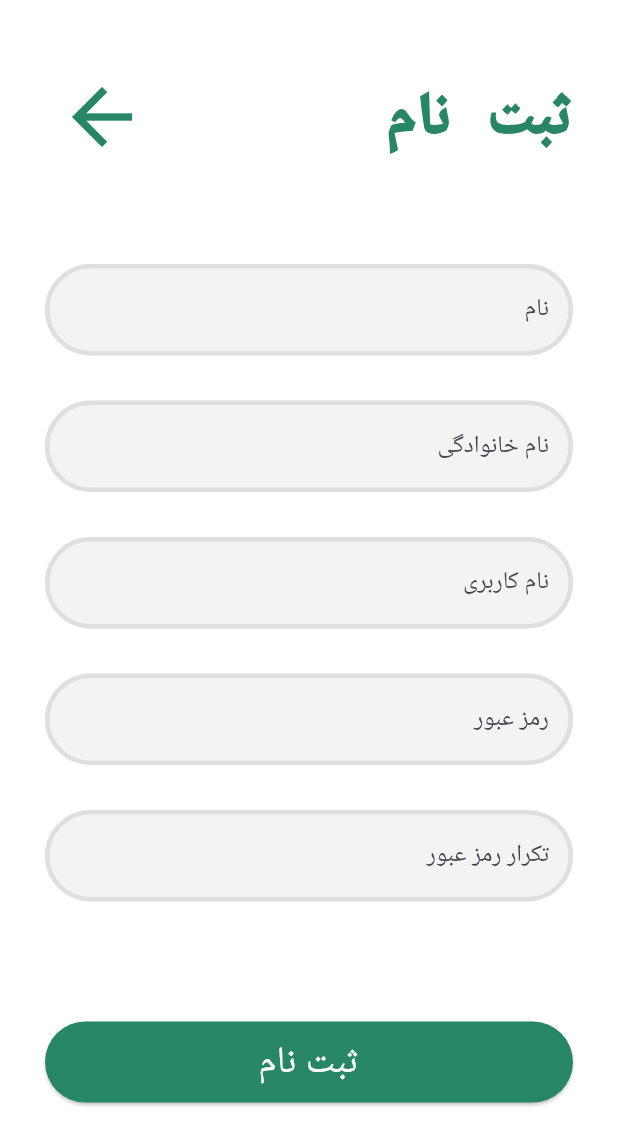
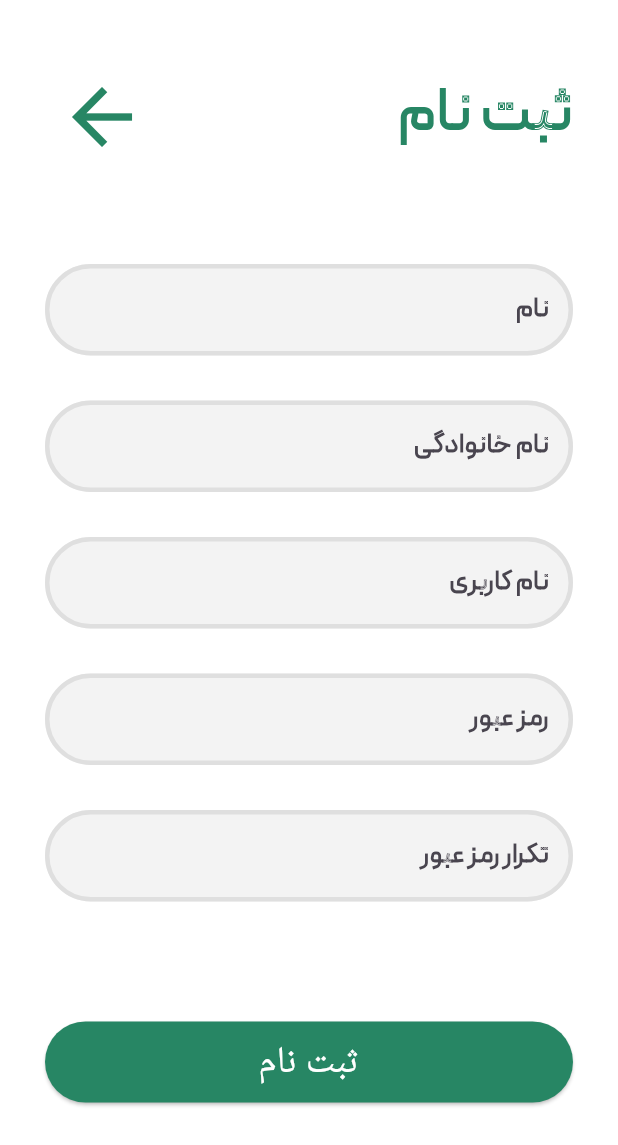
Before and after one commit to Flutter-1402-1403/aim-code, a Flutter app: the SignupPage screen opened by its route, on a phone screen of 412 x 824 dp. Shown: the top 1145 px of the screen. Run offline on Flutter 3.47's test engine with Material 3 defaults, Android fonts, the phone set to English and light mode, and no system bars; our stand-ins replace dio, get.

Commit message:
New fonts added and applied.

```diff
--- a/FrontEnd/madarkharj/lib/Pages/signup.dart
+++ b/FrontEnd/madarkharj/lib/Pages/signup.dart
@@ -47,6 +47,8 @@ class SignupPage extends StatelessWidget {
                         color: Color.fromARGB(255, 39, 134, 100),
                         decoration: TextDecoration.none,
                         fontSize: 40,
+                        fontFamily: "Peyda",
+                        fontWeight: FontWeight.w800,
                       ),
                     ),
                   ],
@@ -81,6 +83,11 @@ class SignupPage extends StatelessWidget {
                       filled: true,
                       fillColor: const Color(0xFFF3F3F3),
                       labelText: 'نام ',
+                      labelStyle: const TextStyle(
+                        fontWeight: FontWeight.w800,
+                        fontSize: 18,
+                        fontFamily: "Peyda",
+                      ),
                     ),
                   ),
                 ),
@@ -114,6 +121,11 @@ class SignupPage extends StatelessWidget {
                       filled: true,
                       fillColor: const Color(0xFFF3F3F3),
                       labelText: "نام خانوادگی",
+                      labelStyle: const TextStyle(
+                        fontWeight: FontWeight.w800,
+                        fontSize: 18,
+                        fontFamily: "Peyda",
+                      ),
                     ),
                   ),
                 ),
@@ -147,6 +159,11 @@ class SignupPage extends StatelessWidget {
                       filled: true,
                       fillColor: const Color(0xFFF3F3F3),
                       labelText: 'نام کاربری',
+                      labelStyle: const TextStyle(
+                        fontWeight: FontWeight.w800,
+                        fontSize: 18,
+                        fontFamily: "Peyda",
+                      ),
                     ),
                   ),
                 ),
@@ -180,6 +197,11 @@ class SignupPage extends StatelessWidget {
                       filled: true,
                       fillColor: const Color(0xFFF3F3F3),
                       labelText: 'رمز عبور',
+                      labelStyle: const TextStyle(
+                        fontWeight: FontWeight.w800,
+                        fontSize: 18,
+                        fontFamily: "Peyda",
+                      ),
                     ),
                   ),
                 ),
@@ -213,6 +235,11 @@ class SignupPage extends StatelessWidget {
                       filled: true,
                       fillColor: const Color(0xFFF3F3F3),
                       labelText: 'تکرار رمز عبور',
+                      labelStyle: const TextStyle(
+                        fontWeight: FontWeight.w800,
+                        fontSize: 18,
+                        fontFamily: "Peyda",
+                      ),
                     ),
                   ),
                 ),
```
Also changed, not shown: FrontEnd/madarkharj/lib/start_screen.dart (+18 -44 lines), FrontEnd/madarkharj/pubspec.yaml (+19 -14 lines), FrontEnd/madarkharj/assets/fonts/peyda/Peyda-Bold.ttf (added), FrontEnd/madarkharj/assets/fonts/peyda/Peyda-Regular.ttf (added), FrontEnd/madarkharj/assets/fonts/peyda/peyda-light.ttf (added).
